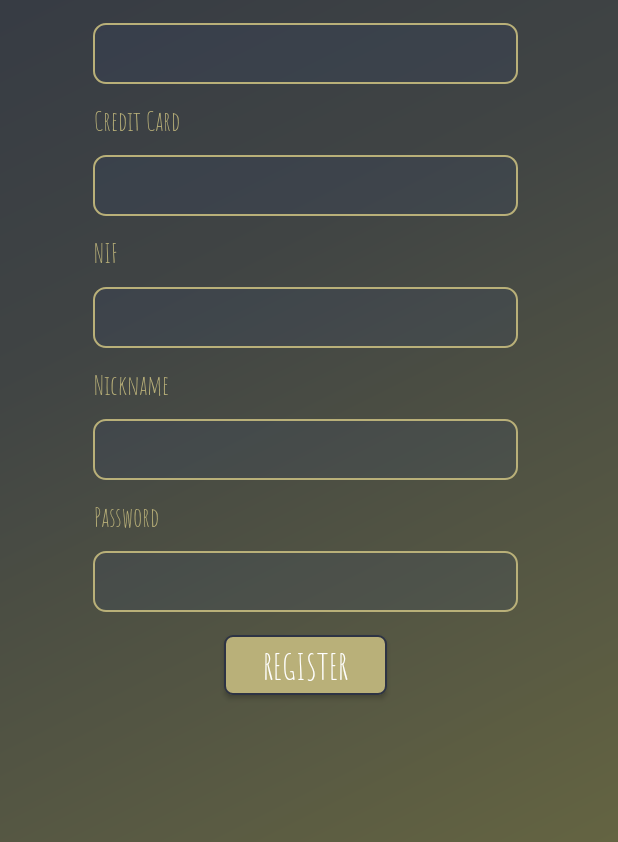
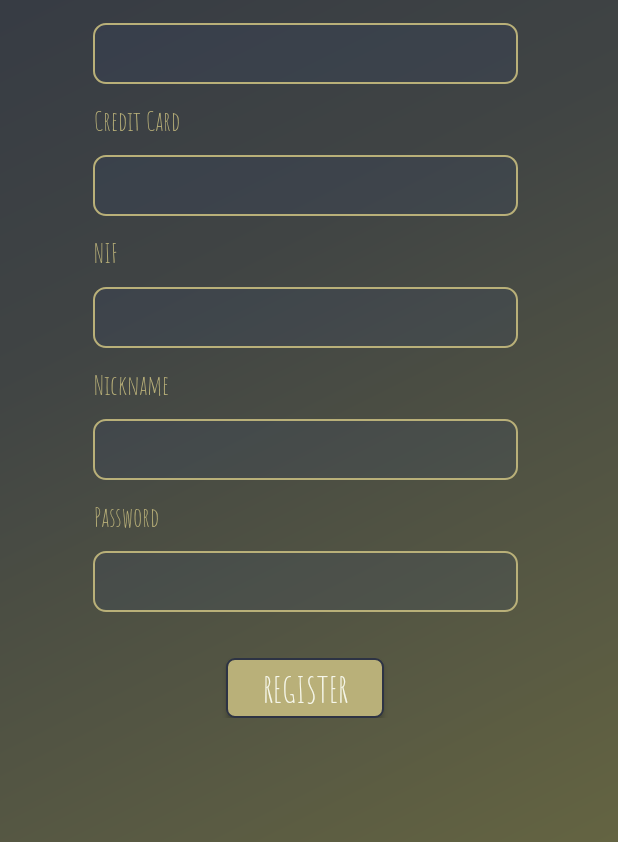
Before and after one commit to cesarpinho/CMOV2021, an Android app: the screen it shows after launch (RegisterActivity), after a tap on "REGISTER", on a phone screen of 412 x 824 dp, the part 394-1236 px from its top. Run offline under Robolectric (Android 15) with nearby library versions, the light colour scheme and no system bars.

Commit message:
Create HomeActivity

```diff
--- a/acme/app/build.gradle
+++ b/acme/app/build.gradle
@@ -29,5 +29,6 @@ dependencies {
     implementation "org.jetbrains.kotlin:kotlin-stdlib:$kotlin_version"
     implementation 'androidx.core:core-ktx:1.3.2'
     implementation 'androidx.appcompat:appcompat:1.2.0'
+    implementation 'androidx.constraintlayout:constraintlayout:2.0.2'
 
 }
--- a/acme/app/src/main/AndroidManifest.xml
+++ b/acme/app/src/main/AndroidManifest.xml
@@ -9,7 +9,8 @@
         android:roundIcon="@mipmap/ic_launcher_round"
         android:supportsRtl="true"
         android:theme="@style/Theme.AppCompat.NoActionBar">
-        <activity android:name=".RegisterActivity"></activity>
+        <activity android:name=".HomeActivity"></activity>
+        <activity android:name=".RegisterActivity" />
         <activity android:name=".LoginActivity">
             <intent-filter>
                 <action android:name="android.intent.action.MAIN" />
--- a/acme/app/src/main/java/org/feup/cp/acme/LoginActivity.kt
+++ b/acme/app/src/main/java/org/feup/cp/acme/LoginActivity.kt
@@ -10,9 +10,17 @@ class LoginActivity : AppCompatActivity() {
         super.onCreate(savedInstanceState)
         setContentView(R.layout.activity_login)
         findViewById<View>(R.id.btn_register_link).setOnClickListener(this::btnRegisterLink)
+        findViewById<View>(R.id.btn_login_action).setOnClickListener(this::btnLoginAction)
     }
 
-     private fun btnRegisterLink (view: View) {
+    private fun btnLoginAction(view: View) {
+        val intent = Intent(this, HomeActivity::class.java)
+        startActivity(intent)
+
+        TODO("Create login action")
+    }
+
+    private fun btnRegisterLink (view: View) {
         val intent = Intent(this, RegisterActivity::class.java)
         startActivity(intent)
     }
--- a/acme/app/src/main/res/layout/activity_register.xml
+++ b/acme/app/src/main/res/layout/activity_register.xml
@@ -234,29 +234,29 @@
 
                 <LinearLayout
                     android:layout_width="match_parent"
-                    android:layout_height="81dp"
-                    android:orientation="horizontal">
+                    android:layout_height="wrap_content"
+                    android:orientation="horizontal"
+                    android:padding="25dp">
 
                     <Space
                         android:layout_width="wrap_content"
-                        android:layout_height="wrap_content"
+                        android:layout_height="match_parent"
                         android:layout_weight="2" />
 
                     <Button
-                        android:id="@+id/btn_register_link"
+                        android:id="@+id/btn_register_action"
                         android:layout_width="wrap_content"
                         android:layout_height="40dp"
-                        android:layout_margin="10dp"
-                        android:layout_marginTop="20dp"
                         android:layout_weight="0.5"
                         android:background="@drawable/button_background"
                         android:fontFamily="@font/amatic_sc"
                         android:text="@string/str_register"
+                        android:textColor="@color/colorLight"
                         android:textSize="24sp" />
 
                     <Space
                         android:layout_width="wrap_content"
-                        android:layout_height="wrap_content"
+                        android:layout_height="match_parent"
                         android:layout_weight="2" />
                 </LinearLayout>
 
```
Also changed, not shown: acme/app/src/main/java/org/feup/cp/acme/HomeActivity.kt (added, +11 -0 lines), acme/app/src/main/java/org/feup/cp/acme/RegisterActivity.kt (+10 -0 lines), acme/app/src/main/res/layout/activity_home.xml (added, +9 -0 lines).
